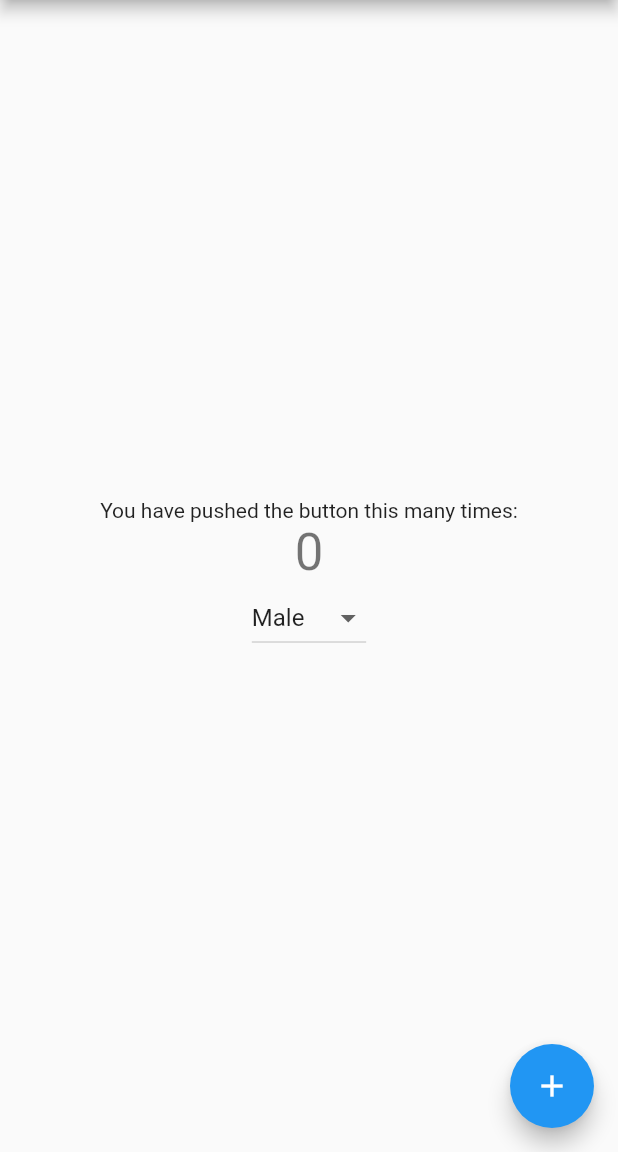
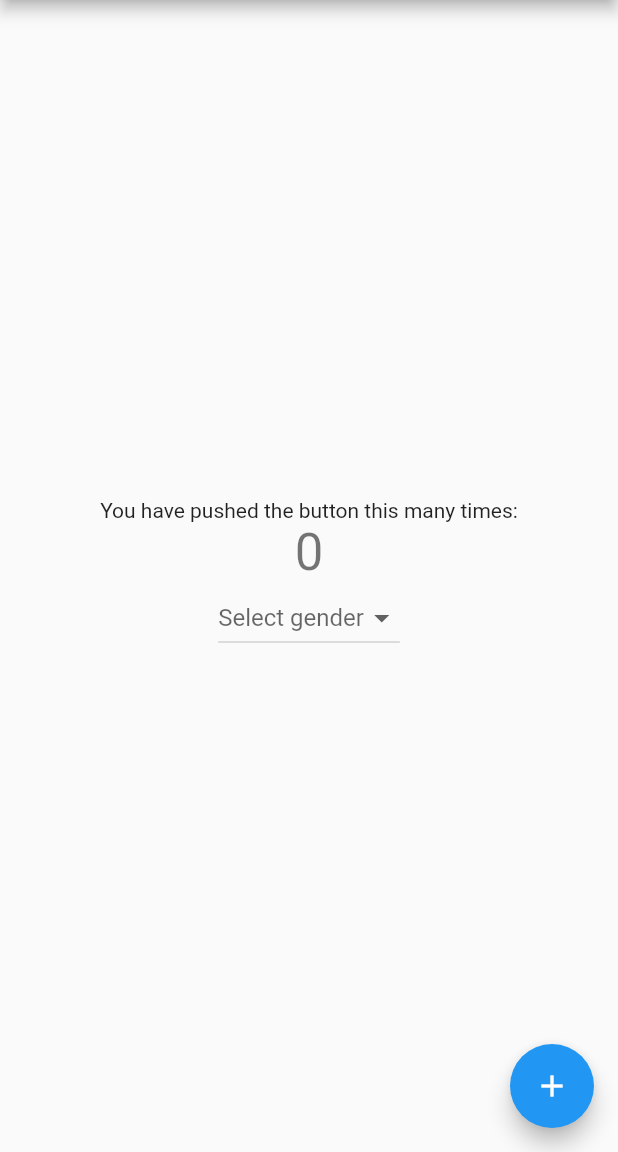
Before and after one commit to Blasanka/flutter_dropdown, a Flutter app: the screen it shows after launch, on a phone screen of 412 x 824 dp, the part 84-1236 px from its top. Run offline on Flutter 3.47's test engine with Material 2 defaults, Android fonts, the phone set to English and light mode, and no system bars.

Commit message:
dropdown implementation for any type of data

```diff
--- a/example/lib/main.dart
+++ b/example/lib/main.dart
@@ -99,9 +99,9 @@ class _MyHomePageState extends State<MyHomePage> {
               '$_counter',
               style: Theme.of(context).textTheme.display1,
             ),
-            DropDown(
-              items: ["Male", "Female", "Other"],
-              hint: "Male",
+            DropDown<String>(
+              items: <String>["Male", "Female", "Other"],
+              hint: "Select gender",
               onChange: print,
             ),
           ],
--- a/lib/flutter_dropdown.dart
+++ b/lib/flutter_dropdown.dart
@@ -6,15 +6,17 @@ enum DropDownType {
   Button,
 }
 
-class DropDown extends StatefulWidget {
+class DropDown<T> extends StatefulWidget {
   final DropDownType dropDownType;
-  final List<String> items;
+  final List<T> items;
+  final T initialValue;
   final String hint;
   final Function onChange;
 
   DropDown({
     this.dropDownType = DropDownType.Button,
     this.items,
+    this.initialValue,
     this.hint,
     this.onChange,
   }) : assert(dropDownType != null),
@@ -25,13 +27,13 @@ class DropDown extends StatefulWidget {
   _DropDownState createState() => _DropDownState();
 }
 
-class _DropDownState extends State<DropDown> {
+class _DropDownState<T> extends State<DropDown<T>> {
 
-  String selectedValue;
+  T selectedValue;
 
   @override
   void initState() {
-    selectedValue = widget.items.first;
+    selectedValue = widget.initialValue;
     super.initState();
   }
 
@@ -44,22 +46,22 @@ class _DropDownState extends State<DropDown> {
         return SizedBox();
       case DropDownType.Button:
       default:
-        return DropdownButton(
-          onChanged: (String value) {
+        return DropdownButton<T>(
+          onChanged: (T value) {
             selectedValue = value;
             setState(() {});
             widget.onChange(value);
           },
           value: selectedValue,
-          items: widget.items.map<DropdownMenuItem<String>>((item) => buildDropDownItem(item)).toList(),
+          items: widget.items.map<DropdownMenuItem<T>>((item) => buildDropDownItem(item)).toList(),
           hint: Text(widget.hint),
         );
     }
   }
 
-  DropdownMenuItem<String> buildDropDownItem(String item) =>
-      DropdownMenuItem<String>(
-        child: Text(item),
+  DropdownMenuItem<T> buildDropDownItem(T item) =>
+      DropdownMenuItem<T>(
+        child: (item is Widget) ? item : Text(item.toString()),
         value: item,
       );
 }
--- a/pubspec.yaml
+++ b/pubspec.yaml
@@ -1,6 +1,6 @@
 name: flutter_dropdown
 description: This does make Flutter Framework complicated dropdown button less complicated
-version: 0.0.1
+version: 0.0.2
 #author:
 homepage: https://github.com/Blasanka/flutter_dropdown
 
```
Also changed, not shown: example/pubspec.lock, 2 other files.
